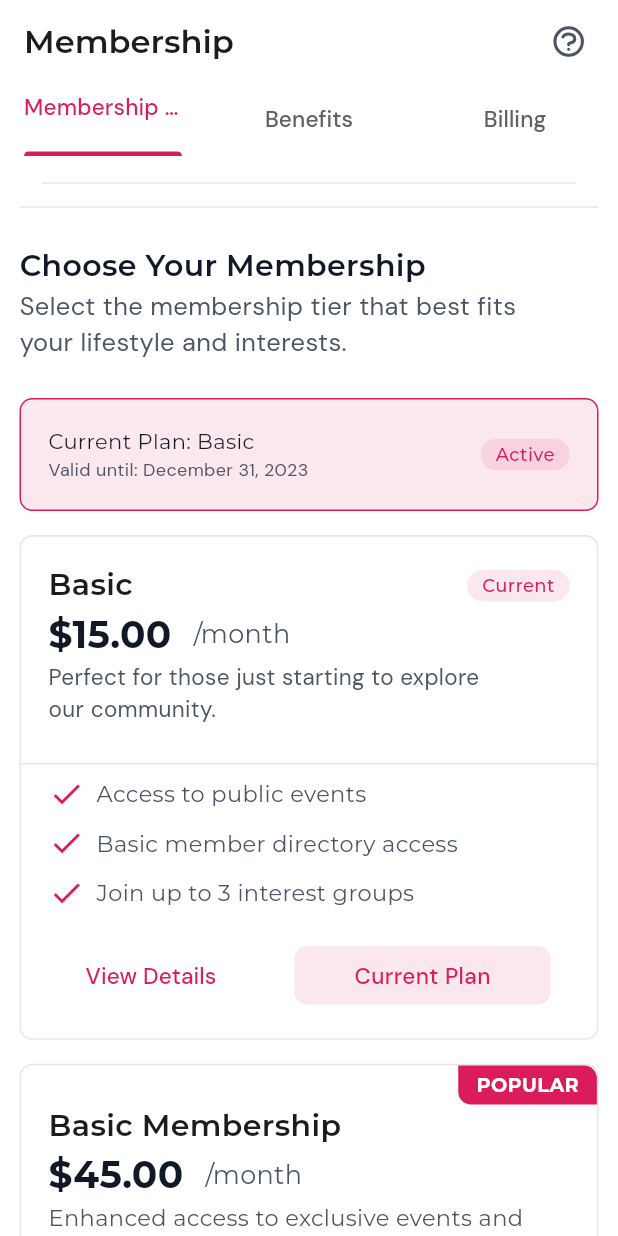
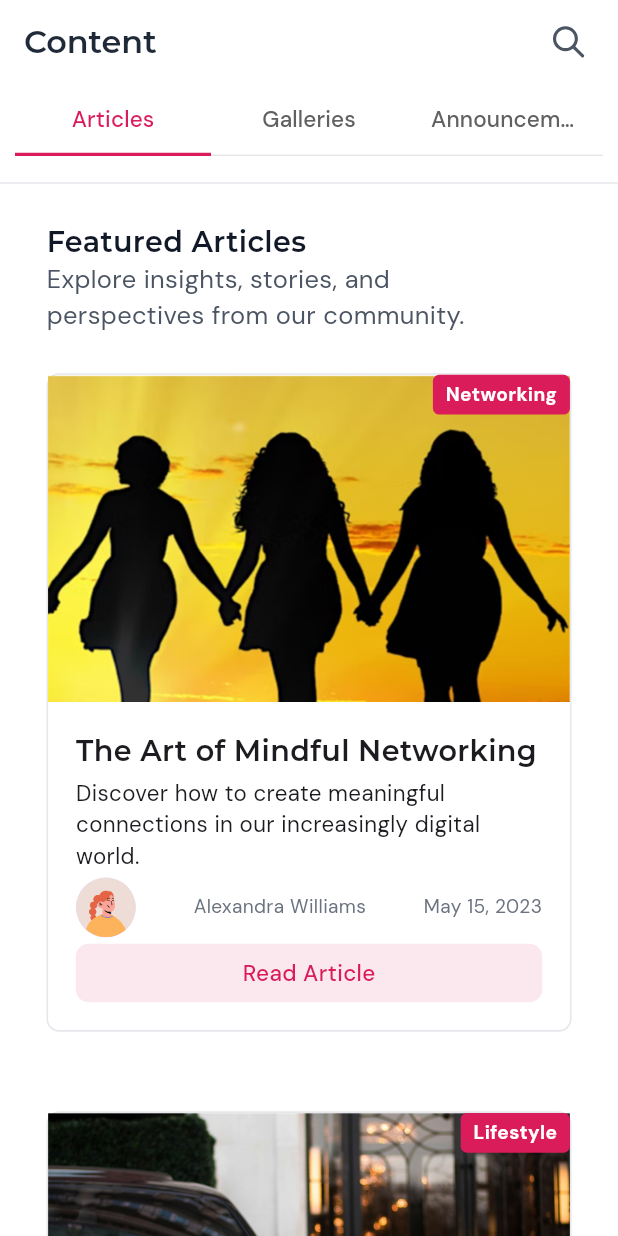
Before and after one commit to basmalahesham/demo, a Flutter app: the screen it shows after launch, on a phone screen of 412 x 824 dp. Run offline on Flutter 3.47's test engine with Material 3 defaults, Android fonts, the phone set to English and light mode, and no system bars; our stand-ins replace device_preview, flutter_screenutil, flutter_svg, google_fonts.

Commit message:
finish screen 2

```diff
--- /dev/null
+++ b/lib/features/content/data/models/article_model.dart
@@ -0,0 +1,17 @@
+class ArticleModel {
+  final String categoryName;
+  final String title;
+  final String imagePath;
+  final String description;
+  final String userName;
+  final String date;
+
+  ArticleModel({
+    required this.categoryName,
+    required this.title,
+    required this.imagePath,
+    required this.description,
+    required this.userName,
+    required this.date,
+  });
+}
--- /dev/null
+++ b/lib/features/content/presentation/views/content_view.dart
@@ -0,0 +1,99 @@
+import 'package:demo/features/content/presentation/views/widgets/content_view_body.dart';
+import 'package:flutter/material.dart';
+import 'package:flutter_svg/flutter_svg.dart';
+import 'package:google_fonts/google_fonts.dart';
+
+class ContentView extends StatefulWidget {
+  const ContentView({super.key});
+
+  @override
+  State<ContentView> createState() => _ContentViewState();
+}
+
+class _ContentViewState extends State<ContentView>
+    with SingleTickerProviderStateMixin {
+  late TabController _tabController;
+
+  final List<String> _tabs = ['Articles', 'Galleries', 'Announcements'];
+
+  @override
+  void initState() {
+    super.initState();
+    _tabController = TabController(length: _tabs.length, vsync: this);
+    _tabController.addListener(() {
+      setState(() {}); // علشان يعيد بناء التابز ويحدث الوضع المختار
+    });
+  }
+
+  @override
+  void dispose() {
+    _tabController.dispose();
+    super.dispose();
+  }
+
+  @override
+  Widget build(BuildContext context) {
+    return Scaffold(
+      backgroundColor: Colors.white,
+      appBar: AppBar(
+        title: Text(
+          'Content',
+          style: GoogleFonts.montserrat(
+            fontWeight: FontWeight.w600,
+            fontSize: 21.24,
+            color: Color(0xFF1F2937),
+          ),
+        ),
+        actions: [
+          SvgPicture.asset(
+            'assets/images/search.svg',
+            width: 25.48,
+            height: 25.48,
+          ),
+          SizedBox(width: 20),
+        ],
+        backgroundColor: Colors.white,
+        elevation: 0,
+        bottom: PreferredSize(
+          preferredSize: Size.fromHeight(48),
+          child: TabBar(
+            padding: EdgeInsets.symmetric(horizontal: 10),
+            controller: _tabController,
+            indicatorColor: const Color(0xFFDA1C5A),
+            indicatorWeight: 2.14,
+            indicatorSize: TabBarIndicatorSize.tab,
+            dividerColor: Color(0xFFE5E7EB),
+            labelColor: const Color(0xFFDA1C5A),
+            labelStyle: GoogleFonts.dmSans(
+              fontWeight: FontWeight.w500,
+              fontSize: 15,
+            ),
+            unselectedLabelColor: Colors.grey.shade700,
+            unselectedLabelStyle: GoogleFonts.dmSans(
+              fontWeight: FontWeight.w500,
+              fontSize: 15,
+            ),
+            tabs: List.generate(_tabs.length, (index) {
+              return Tab(
+                child: Text(
+                  _tabs[index],
+                  overflow: TextOverflow.ellipsis,
+                  maxLines: 1,
+                  softWrap: false,
+                ),
+              );
+            }),
+          ),
+        ),
+      ),
+      body: TabBarView(
+        controller: _tabController,
+        children: [
+          SafeArea(child: ContentViewBody()),
+          Center(child: Text('Galleries Content')),
+          Center(child: Text('Announcements Content')),
+        ],
+      ),
+    );
+  }
+}
--- /dev/null
+++ b/lib/features/content/presentation/views/widgets/articles_sliver_list.dart
@@ -0,0 +1,47 @@
+import 'package:demo/features/content/data/models/article_model.dart';
+import 'package:demo/features/content/presentation/views/widgets/custom_articles_widget.dart';
+import 'package:flutter/cupertino.dart';
+
+class ArticlesSliverList extends StatelessWidget {
+  ArticlesSliverList({super.key});
+  final List<ArticleModel> articlesList = [
+    ArticleModel(
+      categoryName: 'Networking',
+      title: 'The Art of Mindful Networking',
+      imagePath: 'assets/images/image 3.png',
+      description:
+          'Discover how to create meaningful\nconnections in our increasingly digital\nworld.',
+      userName: 'Alexandra Williams',
+      date: 'May 15, 2023',
+    ),
+    ArticleModel(
+      categoryName: 'Lifestyle',
+      title: 'Curated Experiences: The New\nLuxury',
+      imagePath: 'assets/images/Curated Experiences_ The New Luxury.png',
+      description:
+          'How personalized, meaningful\nexperiences are redefining luxury in the\nmodern age.',
+      userName: 'Michael Chen',
+      date: 'April 3, 2023',
+    ),
+    ArticleModel(
+      categoryName: 'Culture',
+      title: 'The Renaissance of Cultural\nSalons',
+      imagePath: 'assets/images/The Renaissance of Cultural Salons.png',
+      description:
+          'How modern social clubs are reviving the art of intellectual gathering and discourse.',
+      userName: 'Sarah Johnson',
+      date: 'March 12, 2023',
+    ),
+  ];
+
+  @override
+  Widget build(BuildContext context) {
+    return SliverList(
+      delegate: SliverChildBuilderDelegate(
+        (context, index) =>
+            CustomArticlesWidget(articleModel: articlesList[index]),
+        childCount: articlesList.length,
+      ),
+    );
+  }
+}
--- /dev/null
+++ b/lib/features/content/presentation/views/widgets/content_view_body.dart
@@ -0,0 +1,75 @@
+import 'package:demo/features/content/presentation/views/widgets/articles_sliver_list.dart';
+import 'package:flutter/material.dart';
+import 'package:google_fonts/google_fonts.dart';
+
+class ContentViewBody extends StatelessWidget {
+  const ContentViewBody({super.key});
+
+  @override
+  Widget build(BuildContext context) {
+    return CustomScrollView(
+      slivers: [
+        SliverToBoxAdapter(
+          child: Column(
+            crossAxisAlignment: CrossAxisAlignment.start,
+            children: [
+              SizedBox(height: 10),
+              Divider(color: Color(0xFFE5E7EB)),
+              SizedBox(height: 17.3),
+              Padding(
+                padding: EdgeInsets.symmetric(horizontal: 30.99),
+                child: Column(
+                  crossAxisAlignment: CrossAxisAlignment.start,
+                  children: [
+                    Text(
+                      'Featured Articles',
+                      style: GoogleFonts.montserrat(
+                        fontSize: 19.11,
+                        fontWeight: FontWeight.w600,
+                        color: Color(0xFF111827),
+                      ),
+                    ),
+                    Text(
+                      'Explore insights, stories, and\nperspectives from our community.',
+                      style: GoogleFonts.dmSans(
+                        fontSize: 16.99,
+                        fontWeight: FontWeight.w400,
+                        color: Color(0xFF4B5563),
+                      ),
+                    ),
+                  ],
+                ),
+              ),
+            ],
+          ),
+        ),
+        ArticlesSliverList(),
+        SliverToBoxAdapter(
+          child: Center(
+            child: Container(
+              decoration: BoxDecoration(
+                color: Color(0xFFDA1C5A).withOpacity(0.10),
+                borderRadius: BorderRadius.circular(8.56),
+                border: Border.all(color: Color(0xFFDA1C5A)),
+              ),
+              child: Padding(
+                padding: const EdgeInsets.symmetric(
+                  vertical: 9.56,
+                  horizontal: 26.54,
+                ),
+                child: Text(
+                  'Load More Articles',
+                  style: GoogleFonts.dmSans(
+                    fontSize: 14.86,
+                    fontWeight: FontWeight.w500,
+                    color: Color(0xFFDA1C5A),
+                  ),
+                ),
+              ),
+            ),
+          ),
+        ),
+      ],
+    );
+  }
+}
--- /dev/null
+++ b/lib/features/content/presentation/views/widgets/custom_articles_widget.dart
@@ -0,0 +1,122 @@
+import 'package:demo/features/content/data/models/article_model.dart';
+import 'package:flutter/material.dart';
+import 'package:google_fonts/google_fonts.dart';
+
+class CustomArticlesWidget extends StatelessWidget {
+  const CustomArticlesWidget({super.key, required this.articleModel});
+final ArticleModel articleModel;
+  @override
+  Widget build(BuildContext context) {
+    return Padding(
+      padding: EdgeInsets.symmetric(horizontal: 30.99, vertical: 26.54),
+      child: Container(
+        decoration: BoxDecoration(
+          borderRadius: BorderRadius.circular(8.49),
+          border: Border.all(color: Color(0xFFE5E7EB), width: 1.06),
+          color: Colors.white,
+        ),
+        child: Column(
+          children: [
+            Stack(
+              children: [
+                Image.asset(articleModel.imagePath),
+                Align(
+                  alignment: Alignment.topRight,
+                  child: Container(
+                    decoration: BoxDecoration(
+                      color: Color(0xFFDA1C5A),
+                      borderRadius: BorderRadius.circular(4.25),
+                    ),
+                    child: Padding(
+                      padding: const EdgeInsets.symmetric(
+                        horizontal: 8.49,
+                        vertical: 4.25,
+                      ),
+                      child: Text(
+                        articleModel.categoryName,
+                        style: GoogleFonts.dmSans(
+                          fontSize: 12.74,
+                          fontWeight: FontWeight.w700,
+                          color: Colors.white,
+                        ),
+                      ),
+                    ),
+                  ),
+                ),
+              ],
+            ),
+            Padding(
+              padding: const EdgeInsets.all(18.5),
+              child: Column(
+                crossAxisAlignment: CrossAxisAlignment.start,
+                children: [
+                  Text(
+                    articleModel.title,
+                    style: GoogleFonts.montserrat(
+                      fontSize: 19.11,
+                      fontWeight: FontWeight.w600,
+                    ),
+                  ),
+                  SizedBox(height: 4.25),
+                  Text(
+                    articleModel.description,
+                    style: GoogleFonts.dmSans(
+                      fontWeight: FontWeight.w400,
+                      fontSize: 14.86,
+                    ),
+                  ),
+                  SizedBox(height: 4.25),
+                  Row(
+                    mainAxisAlignment: MainAxisAlignment.spaceBetween,
+                    children: [
+                      CircleAvatar(
+                        radius: 20, // Image radius
+                        backgroundImage: AssetImage('assets/images/Member.png'),
+                      ),
+                      Text(
+                        articleModel.userName,
+                        style: GoogleFonts.dmSans(
+                          fontSize: 12.74,
+                          fontWeight: FontWeight.w400,
+                          color: Color(0xFF6B7280),
+                        ),
+                      ),
+                      Text(
+                        articleModel.date,
+                        style: GoogleFonts.dmSans(
+                          fontSize: 12.74,
+                          fontWeight: FontWeight.w400,
+                          color: Color(0xFF6B7280),
+                        ),
+                      ),
+                    ],
+                  ),
+                  SizedBox(height: 4.25),
+                  Container(
+                    decoration: BoxDecoration(
+                      color: Color(0xFFDA1C5A).withOpacity(.10),
+                      borderRadius: BorderRadius.circular(8.56),
+                    ),
+                    child: Padding(
+                      padding: const EdgeInsets.symmetric(vertical: 9),
+                      child: Center(
+                        child: Text(
+                          'Read Article',
+                          style: GoogleFonts.dmSans(
+                            fontSize: 14.99,
+                            fontWeight: FontWeight.w500,
+                            color: Color(0xFFDA1C5A),
+                          ),
+                        ),
+                      ),
+                    ),
+                  ),
+                ],
+              ),
+            ),
+          ],
+        ),
+      ),
+    );
+  }
+}
--- a/lib/main.dart
+++ b/lib/main.dart
@@ -1,4 +1,4 @@
-import 'package:demo/features/membership/presentation/views/membership_view.dart';
+import 'package:demo/features/content/presentation/views/content_view.dart';
 import 'package:device_preview/device_preview.dart';
 import 'package:flutter/material.dart';
 import 'package:flutter_screenutil/flutter_screenutil.dart';
@@ -24,7 +24,7 @@ class MyApp extends StatelessWidget {
     return MaterialApp(
       debugShowCheckedModeBanner: false,
       title: 'Flutter Demo',
-      home: MembershipView(),
+      home: ContentView(),
     );
   }
 }
```
Also changed, not shown: assets/images/Curated Experiences_ The New Luxury.png (added), assets/images/The Renaissance of Cultural Salons.png (added), assets/images/image 3.png (added), assets/images/image3.svg (added), assets/images/search.svg (added).
